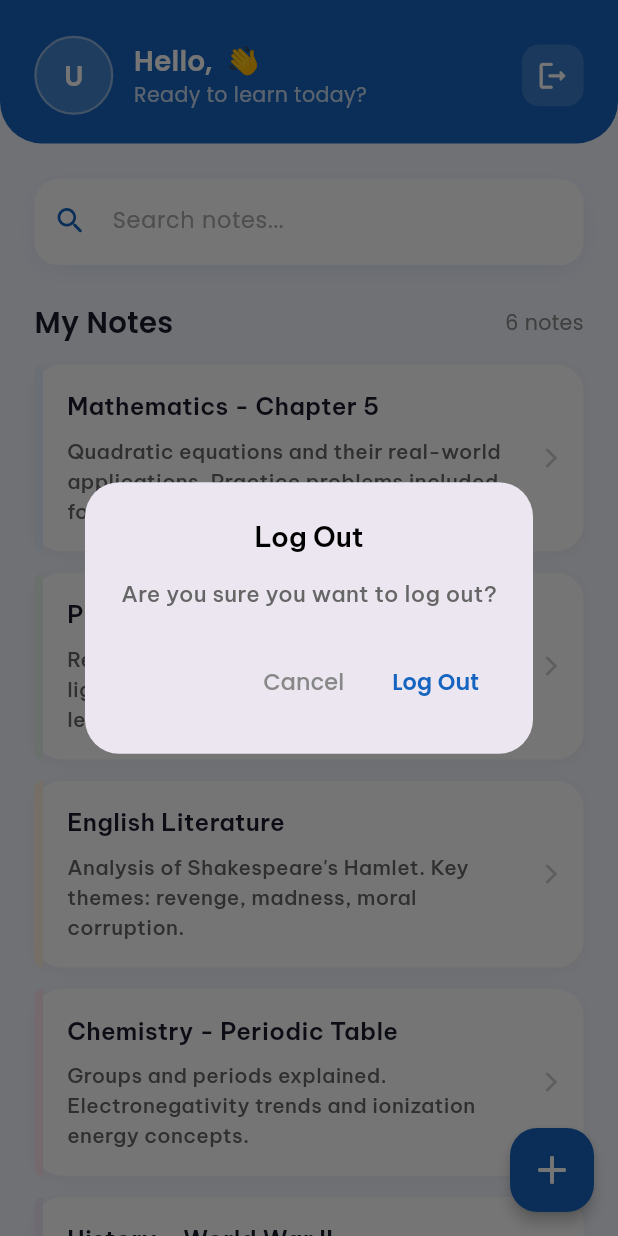
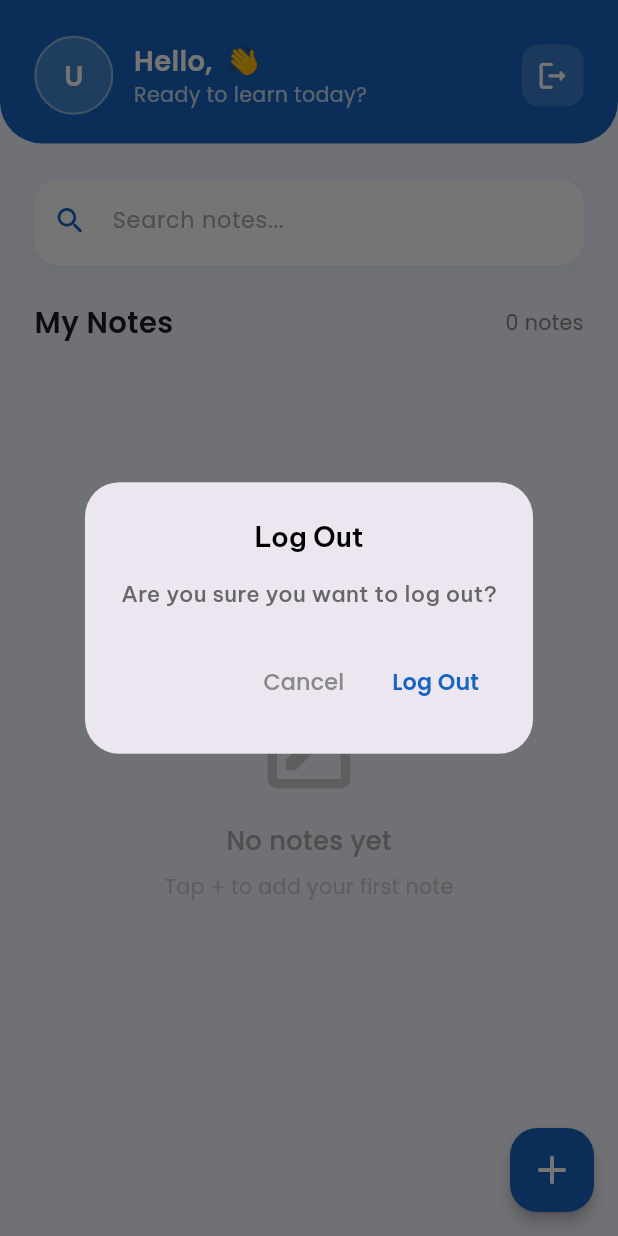
Before and after one commit to mehedidevv/Tutors, a Flutter app: the HomeView screen opened by its route, after a tap on the "logout" icon, on a phone screen of 412 x 824 dp. Run offline on Flutter 3.47's test engine with Material 3 defaults, Android fonts, the phone set to English and light mode, and no system bars; our stand-ins replace cloud_firestore, firebase_auth, firebase_core, flutter_screenutil, flutter_spinkit, fluttertoast and 5 more; accounts and stored records are empty.

Commit message:
All Done

```diff
--- a/lib/features/addNotesView/model/noteModel.dart
+++ b/lib/features/addNotesView/model/noteModel.dart
@@ -1,4 +1,3 @@
-// lib/features/notes/data/models/note_model.dart
 class NoteModel {
   final String id;
   final String title;
@@ -13,8 +12,16 @@ class NoteModel {
   });
 
   Map<String, dynamic> toMap() => {
+    'id': id,
     'title': title,
     'description': description,
     'createdAt': createdAt.toIso8601String(),
   };
+
+  factory NoteModel.fromMap(Map<String, dynamic> map) => NoteModel(
+    id: map['id'] ?? '',
+    title: map['title'] ?? '',
+    description: map['description'] ?? '',
+    createdAt: DateTime.parse(map['createdAt']),
+  );
 }
--- a/lib/features/addNotesView/repository/noteRepository.dart
+++ b/lib/features/addNotesView/repository/noteRepository.dart
@@ -1,7 +1,5 @@
-// lib/features/notes/data/repositories/note_repository.dart
 import 'package:cloud_firestore/cloud_firestore.dart';
 import 'package:firebase_auth/firebase_auth.dart';
-
 import '../model/noteModel.dart';
 
 class NoteRepository {
@@ -10,9 +8,9 @@ class NoteRepository {
 
   String get _uid => _auth.currentUser!.uid;
 
-  CollectionReference get _notesRef =>
-      _firestore.collection('users').doc(_uid).collection('notes');
+  CollectionReference get _notesRef => _firestore.collection('users').doc(_uid).collection('notes');
 
+  /// Add Note
   Future<void> addNote({
     required String title,
     required String description,
@@ -26,4 +24,15 @@ class NoteRepository {
     );
     await docRef.set(note.toMap());
   }
+
+  /// Get Notes
+  Future<List<NoteModel>> getNotes() async {
+    final snapshot = await _notesRef
+        .orderBy('createdAt', descending: true)
+        .get();
+
+    return snapshot.docs
+        .map((doc) => NoteModel.fromMap(doc.data() as Map<String, dynamic>))
+        .toList();
+  }
 }
--- a/lib/features/homeView/controller/homeController.dart
+++ b/lib/features/homeView/controller/homeController.dart
@@ -1,57 +1,24 @@
 import 'package:firebase_auth/firebase_auth.dart';
 import 'package:get/get.dart';
+import 'package:flutter/material.dart';
 import '../../../features/authView/controller/authController.dart';
-import 'package:flutter/material.dart';
+import '../../addNotesView/repository/noteRepository.dart';
+import '../../addNotesView/model/noteModel.dart';
 
 class HomeController extends GetxController {
   final AuthController _authController = Get.find<AuthController>();
+  final NoteRepository _noteRepository = NoteRepository();
   final searchController = TextEditingController();
 
   final RxString searchQuery = ''.obs;
-  final RxList<Map<String, String>> filteredNotes = <Map<String, String>>[].obs;
-  final List<Map<String, String>> allNotes = [
-    {
-      'title': 'Mathematics - Chapter 5',
-      'description':
-      'Quadratic equations and their real-world applications. Practice problems included for exam preparation.',
-      'color': '0xFFE8F0FE',
-    },
-    {
-      'title': 'Physics - Optics',
-      'description':
-      'Reflection, refraction, and the laws of light. Diagrams for concave and convex lenses.',
-      'color': '0xFFE8F5E9',
-    },
-    {
-      'title': 'English Literature',
-      'description':
-      'Analysis of Shakespeare\'s Hamlet. Key themes: revenge, madness, moral corruption.',
-      'color': '0xFFFFF3E0',
-    },
-    {
-      'title': 'Chemistry - Periodic Table',
-      'description':
-      'Groups and periods explained. Electronegativity trends and ionization energy concepts.',
-      'color': '0xFFFCE4EC',
-    },
-    {
-      'title': 'History - World War II',
-      'description':
-      'Major events from 1939–1945. Causes, key battles, and aftermath of the war.',
-      'color': '0xFFEDE7F6',
-    },
-    {
-      'title': 'Biology - Cell Division',
-      'description':
-      'Mitosis and meiosis explained with diagrams. Differences and biological significance.',
-      'color': '0xFFE0F7FA',
-    },
-  ];
+  final RxList<NoteModel> allNotes = <NoteModel>[].obs;
+  final RxList<NoteModel> filteredNotes = <NoteModel>[].obs;
+  final RxBool isLoading = false.obs;
 
   @override
   void onInit() {
     super.onInit();
-    filteredNotes.assignAll(allNotes);
+    fetchNotes();
   }
 
   @override
@@ -60,7 +27,26 @@ class HomeController extends GetxController {
     super.onClose();
   }
 
-///Get User Info
+  /// Fetch Note Form Fire Store
+  Future<void> fetchNotes() async {
+    isLoading.value = true;
+    try {
+      final notes = await _noteRepository.getNotes();
+      allNotes.assignAll(notes);
+      filteredNotes.assignAll(notes);
+    } catch (e) {
+      Get.snackbar(
+        'Error',
+        'Failed to fetch notes: $e',
+        backgroundColor: Colors.red,
+        colorText: Colors.white,
+      );
+    } finally {
+      isLoading.value = false;
+    }
+  }
+
+  /// Get User Info
   String get userName {
     final user = FirebaseAuth.instance.currentUser;
     return user?.displayName ?? user?.email?.split('@').first ?? 'User';
@@ -75,7 +61,7 @@ class HomeController extends GetxController {
     return name.isNotEmpty ? name[0].toUpperCase() : 'U';
   }
 
-///Serach Logic
+  /// Search Logic
   void onSearch(String query) {
     searchQuery.value = query;
     if (query.isEmpty) {
@@ -84,8 +70,8 @@ class HomeController extends GetxController {
     }
     filteredNotes.assignAll(
       allNotes.where((note) {
-        final title = note['title']!.toLowerCase();
-        final desc = note['description']!.toLowerCase();
+        final title = note.title.toLowerCase();
+        final desc = note.description.toLowerCase();
         return title.contains(query.toLowerCase()) ||
             desc.contains(query.toLowerCase());
       }).toList(),
@@ -97,6 +83,7 @@ class HomeController extends GetxController {
     onSearch('');
   }
 
+  /// Log Out
   void showLogoutDialog(BuildContext context) {
     _authController.signOut(context);
   }
--- a/lib/features/homeView/view/homeView.dart
+++ b/lib/features/homeView/view/homeView.dart
@@ -27,11 +27,11 @@ class HomeView extends StatelessWidget {
           ],
         ),
       ),
-      floatingActionButton: _buildFAB(context),
+      floatingActionButton: _buildFAB(context, controller),
     );
   }
 
-///Header Design
+  ///Header Part
   Widget _buildHeader(BuildContext context, HomeController controller) {
     return Container(
       padding: EdgeInsets.fromLTRB(20.w, 20.h, 20.w, 16.h),
@@ -44,6 +44,7 @@ class HomeView extends StatelessWidget {
       ),
       child: Row(
         children: [
+          // Avatar
           Container(
             width: 46.w,
             height: 46.w,
@@ -69,7 +70,6 @@ class HomeView extends StatelessWidget {
 
           SizedBox(width: 12.w),
 
-          // Greeting
           Expanded(
             child: Column(
               crossAxisAlignment: CrossAxisAlignment.start,
@@ -93,7 +93,7 @@ class HomeView extends StatelessWidget {
             ),
           ),
 
-          // Logout Button
+          /// Logout Button
           GestureDetector(
             onTap: () => _showLogoutDialog(context, controller),
             child: Container(
@@ -169,7 +169,7 @@ class HomeView extends StatelessWidget {
     );
   }
 
-  ///My Notes
+  /// Title Section
   Widget _buildSectionTitle(HomeController controller) {
     return Padding(
       padding: EdgeInsets.fromLTRB(20.w, 20.h, 20.w, 8.h),
@@ -200,22 +200,35 @@ class HomeView extends StatelessWidget {
     );
   }
 
-  ///Notes List
+  // Note List
   Widget _buildNotesList(HomeController controller) {
     return Expanded(
       child: Obx(() {
+        // Loading State
+        if (controller.isLoading.value) {
+          return const Center(
+            child: CircularProgressIndicator(
+              color: Color(0xFF1565C0),
+            ),
+          );
+        }
+
         if (controller.filteredNotes.isEmpty) {
-          return _buildEmptyState();
+          return _buildEmptyState(controller);
         }
-        return ListView.builder(
+        return RefreshIndicator(
+          color: const Color(0xFF1565C0),
+          onRefresh: controller.fetchNotes,
+          child: ListView.builder(
             padding: EdgeInsets.fromLTRB(20.w, 4.h, 20.w, 100.h),
             physics: const BouncingScrollPhysics(),
             itemCount: controller.filteredNotes.length,
             itemBuilder: (context, index) => NoteWidget(
               note: controller.filteredNotes[index],
               onTap: () {
-              ///
+                // TODO: Note detail
               },
+            ),
           ),
         );
       }),
@@ -223,42 +236,57 @@ class HomeView extends StatelessWidget {
   }
 
   /// Empty State
-  Widget _buildEmptyState() {
+  Widget _buildEmptyState(HomeController controller) {
+    final isSearching = controller.searchQuery.value.isNotEmpty;
+
     return Center(
       child: Column(
         mainAxisAlignment: MainAxisAlignment.center,
         children: [
           Icon(
-            Icons.search_off_rounded,
-            size: 48.sp,
+            isSearching
+                ? Icons.search_off_rounded
+                : Icons.note_alt_outlined,
+            size: 64.sp,
             color: const Color(0xFFCCCCCC),
           ),
           SizedBox(height: 12.h),
-          CustomText(
-           text:  'No notes found',
-              fontSize: 14.sp,
+          Text(
+            isSearching ? 'No notes found' : 'No notes yet',
+            style: GoogleFonts.poppins(
+              fontSize: 15.sp,
+              fontWeight: FontWeight.w500,
               color: const Color(0xFFAAAAAA),
+            ),
+          ),
+          SizedBox(height: 6.h),
+          Text(
+            isSearching
+                ? 'Try a different keyword'
+                : 'Tap + to add your first note',
+            style: GoogleFonts.poppins(
+              fontSize: 12.sp,
+              color: const Color(0xFFCCCCCC),
+            ),
           ),
         ],
       ),
     );
   }
 
-  /// FAB  Icon Add Note
-  Widget _buildFAB(BuildContext context) {
+  /// FAB Icon
+  Widget _buildFAB(BuildContext context, HomeController controller) {
     return FloatingActionButton(
       onPressed: () {
         showModalBottomSheet(
           context: context,
           isScrollControlled: true,
           backgroundColor: Colors.transparent,
-          builder: (context) {
-            return FractionallySizedBox(
+          builder: (context) => FractionallySizedBox(
             heightFactor: 0.7,
-              child:  AddNoteBottomSheetWidget(),
-            );
-          },
-        );
+            child: AddNoteBottomSheetWidget(),
+          ),
+        ).whenComplete(() => controller.fetchNotes());
       },
       backgroundColor: const Color(0xFF1565C0),
       elevation: 4,
@@ -269,7 +297,7 @@ class HomeView extends StatelessWidget {
     );
   }
 
-  ///Logout Dialog
+  /// Logout Dialog
   void _showLogoutDialog(BuildContext context, HomeController controller) {
     showDialog(
       context: context,
@@ -278,12 +306,12 @@ class HomeView extends StatelessWidget {
           borderRadius: BorderRadius.circular(20.r),
         ),
         title: CustomText(
-         text:  'Log Out',
+          text: 'Log Out',
           fontWeight: FontWeight.w600,
           fontSize: 16.sp,
         ),
         content: CustomText(
-         text:  'Are you sure you want to log out?',
+          text: 'Are you sure you want to log out?',
           fontSize: 13.sp,
           color: const Color(0xFF666666),
         ),
--- a/lib/features/homeView/widget/noteWidget.dart
+++ b/lib/features/homeView/widget/noteWidget.dart
@@ -2,17 +2,28 @@ import 'package:care_tutors/core/utils/customSize.dart';
 import 'package:care_tutors/core/widget/customText.dart';
 import 'package:flutter/material.dart';
 import 'package:flutter_screenutil/flutter_screenutil.dart';
+import '../../addNotesView/model/noteModel.dart';
 
 class NoteWidget extends StatelessWidget {
-  final Map<String, String> note;
+  final NoteModel note;
   final VoidCallback? onTap;
 
   const NoteWidget({super.key, required this.note, this.onTap});
 
+  Color get _noteColor {
+    final colors = [
+      const Color(0xFF1565C0),
+      const Color(0xFF2E7D32),
+      const Color(0xFFE65100),
+      const Color(0xFF6A1B9A),
+      const Color(0xFF00838F),
+      const Color(0xFFC62828),
+    ];
+    return colors[note.id.hashCode % colors.length];
+  }
+
   @override
   Widget build(BuildContext context) {
-    final bgColor = Color(int.parse(note['color']!));
-
     return GestureDetector(
       onTap: onTap,
       child: Container(
@@ -34,7 +45,7 @@ class NoteWidget extends StatelessWidget {
               Container(
                 width: 5.w,
                 decoration: BoxDecoration(
-                  color: bgColor,
+                  color: _noteColor,
                   borderRadius: BorderRadius.only(
                     topLeft: Radius.circular(16.r),
                     bottomLeft: Radius.circular(16.r),
@@ -42,16 +53,15 @@ class NoteWidget extends StatelessWidget {
                 ),
               ),
 
+              /// Content
               Expanded(
                 child: Padding(
                   padding: EdgeInsets.fromLTRB(14.w, 14.h, 14.w, 14.h),
                   child: Column(
                     crossAxisAlignment: CrossAxisAlignment.start,
                     children: [
-                      // Title
-                          Expanded(
-                            child: CustomText(
-                              text: note['title']!,
+                      CustomText(
+                        text: note.title,
                         fontSize: 14.sp,
                         fontWeight: FontWeight.w600,
                         color: const Color(0xFF1A1A2E),
@@ -59,24 +69,32 @@ class NoteWidget extends StatelessWidget {
                         overflow: TextOverflow.ellipsis,
                         textAlign: TextAlign.start,
                       ),
-                      ),
+
                       heightBox8,
 
-                      // Description
                       CustomText(
-                        text: note['description']!,
+                        text: note.description,
                         fontSize: 12.sp,
                         color: const Color(0xFF666666),
                         maxLines: 3,
                         overflow: TextOverflow.ellipsis,
                         textAlign: TextAlign.start,
                       ),
+
+                      heightBox8,
+                      Text(
+                        _formatDate(note.createdAt),
+                        style: TextStyle(
+                          fontSize: 10.sp,
+                          color: const Color(0xFFAAAAAA),
+                        ),
+                      ),
                     ],
                   ),
                 ),
               ),
 
-              // ── Arrow Icon ────────────────────────────────────────────────
+              // ── Arrow ──
               Padding(
                 padding: EdgeInsets.only(right: 12.w),
                 child: Icon(
@@ -91,4 +109,8 @@ class NoteWidget extends StatelessWidget {
       ),
     );
   }
+
+  String _formatDate(DateTime date) {
+    return '${date.day}/${date.month}/${date.year}';
   }
+}
```
Also changed, not shown: lib/core/widget/CustomAppbar.dart (deleted, +0 -141 lines), lib/features/addNotesView/controller/addNoteController.dart (deleted, +0 -54 lines), lib/features/addNotesView/view/addNoteBottomSheetWidget.dart (+7 -6 lines). Lines whose indentation alone changed are shown as unchanged.
